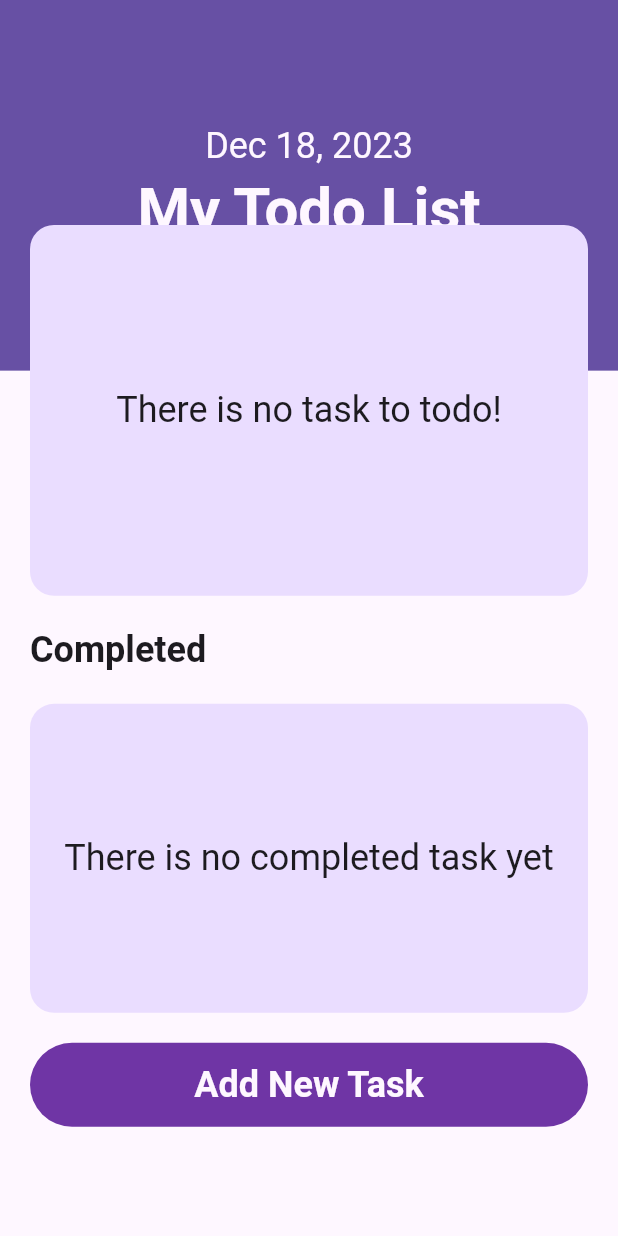
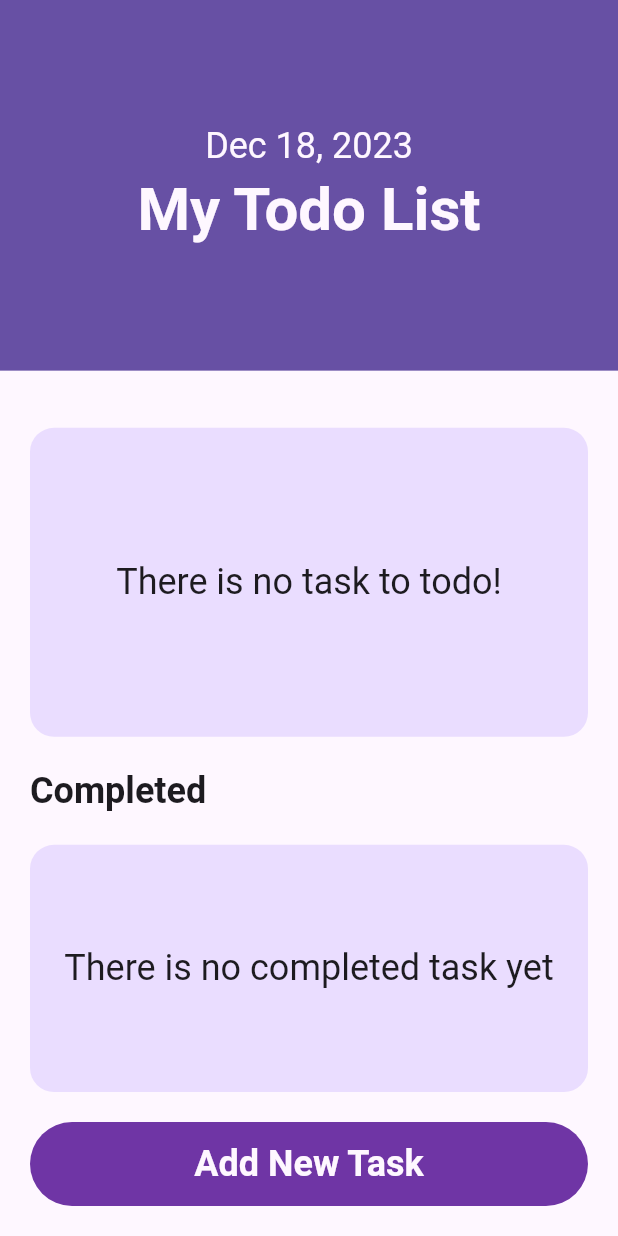
Before and after one commit to baljinder0630/Minor-project-backend, a Flutter app: the HomeScreen screen opened directly, on a phone screen of 412 x 824 dp. Run offline on Flutter 3.47's test engine with Material 3 defaults, Android fonts, the phone set to English and light mode, and no system bars; our stand-ins replace equatable, flex_color_scheme, flutter_local_notifications, flutter_riverpod, flutter_svg, font_awesome_flutter and 7 more; accounts and stored records are empty.

Commit message:
Todo completed

```diff
--- a/lib/Pages/login_screen.dart
+++ b/lib/Pages/login_screen.dart
@@ -12,7 +12,11 @@ class LoginScreen extends StatelessWidget {
     return Background(
       child: SingleChildScrollView(
         child: Responsive(
-          mobile: const MobileLoginScreen(),
+          mobile: Padding(
+            padding: EdgeInsets.only(
+                bottom: MediaQuery.of(context).viewInsets.bottom),
+            child: const MobileLoginScreen(),
+          ),
           desktop: Row(
             children: [
               const Expanded(
--- a/lib/Pages/nav.dart
+++ b/lib/Pages/nav.dart
@@ -19,7 +19,7 @@ class _NavState extends State<Nav> {
   @override
   Widget build(BuildContext context) {
     return Scaffold(
-      body: SingleChildScrollView(child: screens[index]),
+      body: screens[index],
       bottomNavigationBar: NavigationBarTheme(
         data: NavigationBarThemeData(
           indicatorColor: Colors.purple,
--- a/lib/main.dart
+++ b/lib/main.dart
@@ -3,6 +3,7 @@ import 'dart:developer';
 import 'package:flutter/material.dart';
 import 'package:flutter_local_notifications/flutter_local_notifications.dart';
 import 'package:flutter_riverpod/flutter_riverpod.dart';
+import 'package:minor_project/Pages/welcome_screen.dart';
 import 'package:minor_project/constants.dart';
 import 'package:minor_project/location/location_home.dart';
 import 'package:timezone/data/latest_10y.dart';
@@ -70,7 +71,7 @@ class MyApp extends StatelessWidget {
                 borderSide: BorderSide.none,
               ),
             )),
-      home: const LocationHomePage(),
-    );
+        // home: const LocationHomePage(),
+        home: const WelcomeScreen());
   }
 }
--- a/lib/to_do/screens/home_screen.dart
+++ b/lib/to_do/screens/home_screen.dart
@@ -30,7 +30,7 @@ class HomeScreen extends ConsumerWidget {
           AppBackground(
             headerHeight: deviceSize.height * 0.3,
             header: SingleChildScrollView(
-              physics: const AlwaysScrollableScrollPhysics(),
+              physics: BouncingScrollPhysics(),
               child: Column(
                 mainAxisAlignment: MainAxisAlignment.center,
                 children: [
@@ -47,12 +47,12 @@ class HomeScreen extends ConsumerWidget {
             ),
           ),
           Positioned(
-            top: 130,
             left: 0,
             right: 0,
+            bottom: 0,
             child: SafeArea(
               child: SingleChildScrollView(
-                physics: const AlwaysScrollableScrollPhysics(),
+                physics: const BouncingScrollPhysics(),
                 padding: const EdgeInsets.all(20.0),
                 child: Column(
                   crossAxisAlignment: CrossAxisAlignment.stretch,
--- a/lib/to_do/widgets/display_list_of_tasks.dart
+++ b/lib/to_do/widgets/display_list_of_tasks.dart
@@ -18,7 +18,7 @@ class DisplayListOfTasks extends ConsumerWidget {
   Widget build(BuildContext context, WidgetRef ref) {
     final deviceSize = context.deviceSize;
     final height =
-        isCompletedTasks ? deviceSize.height * 0.25 : deviceSize.height * 0.3;
+        isCompletedTasks ? deviceSize.height * 0.2 : deviceSize.height * 0.25;
     final emptyTasksAlert = isCompletedTasks
         ? 'There is no completed task yet'
         : 'There is no task to todo!';
@@ -33,6 +33,7 @@ class DisplayListOfTasks extends ConsumerWidget {
               ),
             )
           : ListView.separated(
+              physics: BouncingScrollPhysics(),
               shrinkWrap: true,
               itemCount: tasks.length,
               padding: EdgeInsets.zero,
```
Also changed, not shown: 5 other files. Lines whose indentation alone changed are shown as unchanged.
